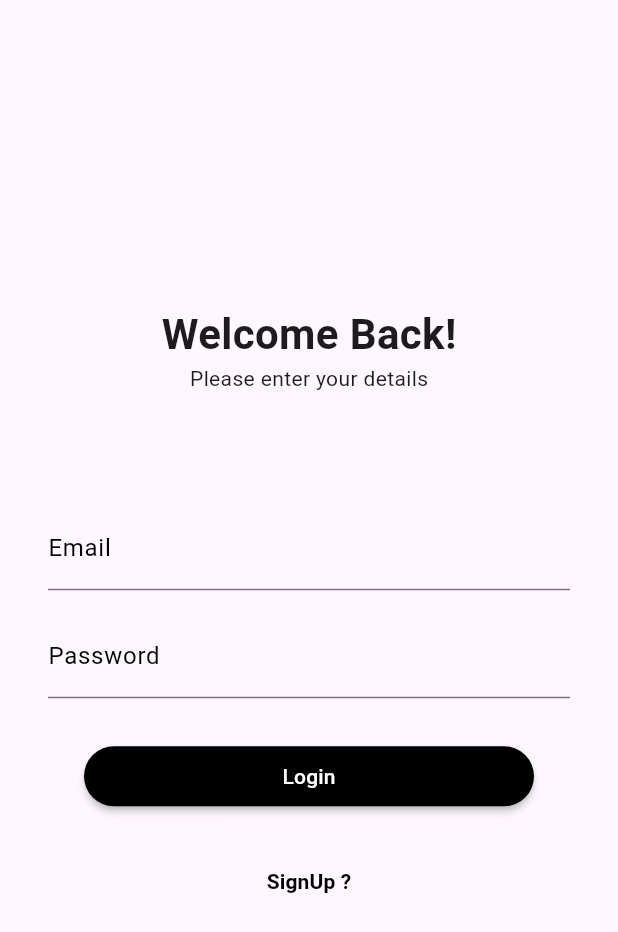
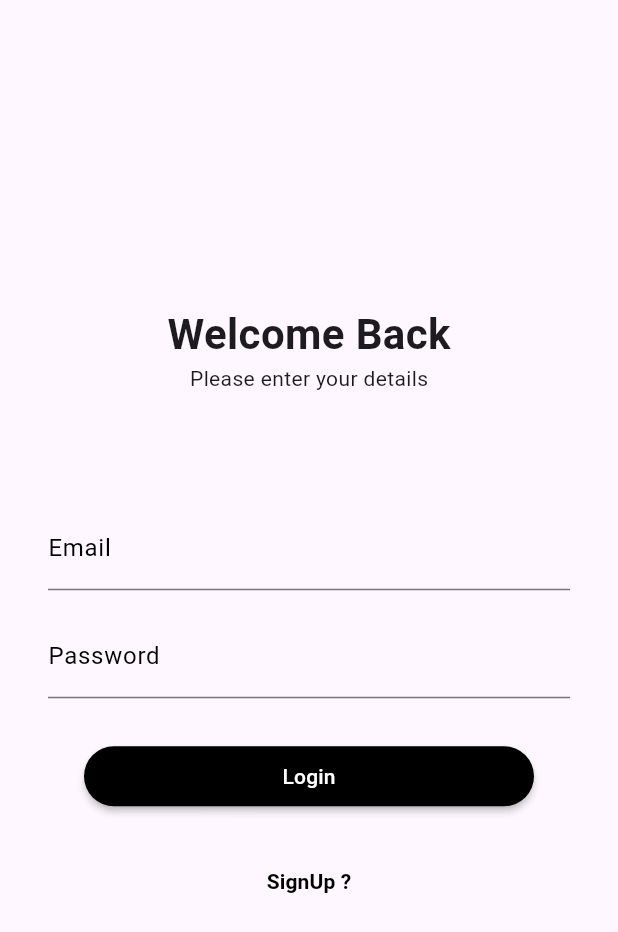
Before and after one commit to Yashwanth2008/VerifyX, a Flutter app: the screen it shows after launch, on a phone screen of 412 x 824 dp. Shown: the top 932 px of the screen. Run offline on Flutter 3.47's test engine with Material 3 defaults, Android fonts, the phone set to English and light mode, and no system bars.

```diff
--- a/lib/main.dart
+++ b/lib/main.dart
@@ -1,3 +1,4 @@
+import 'package:catalyst_app/screens/home_screen.dart';
 import 'package:catalyst_app/screens/login_screen.dart';
 import 'package:flutter/material.dart';
 
--- a/lib/screens/login_screen.dart
+++ b/lib/screens/login_screen.dart
@@ -1,3 +1,4 @@
+import 'package:catalyst_app/screens/home_screen.dart';
 import 'package:catalyst_app/screens/signup_screen.dart';
 import 'package:flutter/cupertino.dart';
 import 'package:flutter/material.dart';
@@ -10,18 +11,27 @@ class AuthenticationPage extends StatefulWidget {
 }
 
 class _AuthenticationPageState extends State<AuthenticationPage> {
+  final TextEditingController emailController = TextEditingController();
+  final TextEditingController passwordController = TextEditingController();
   @override
   Widget build(BuildContext context) {
-    return const Scaffold(
-      // appBar: AppBar(
-      //   title: const Text("Authentication"),
-      // ),
+    return Scaffold(
       body: Center(
         child: Padding(
-          padding: EdgeInsets.all(16.0),
+          padding: const EdgeInsets.all(16.0),
           child: Column(
             mainAxisAlignment: MainAxisAlignment.center,
-            children: [InputField(), LoginButton(), SignupPageButton()],
+            children: [
+              InputField(
+                emailController: emailController,
+                passwordController: passwordController,
+              ),
+              LoginButton(
+                emailController: emailController,
+                passwordController: passwordController,
+              ),
+              const SignupPageButton()
+            ],
           ),
         ),
       ),
@@ -30,29 +40,35 @@ class _AuthenticationPageState extends State<AuthenticationPage> {
 }
 
 class InputField extends StatelessWidget {
-  const InputField({super.key});
+  final TextEditingController emailController;
+  final TextEditingController passwordController;
+  const InputField(
+      {super.key,
+      required this.emailController,
+      required this.passwordController});
 
   @override
   Widget build(BuildContext context) {
-    return const Center(
+    return Center(
       child: Padding(
-        padding: EdgeInsets.all(16.0),
+        padding: const EdgeInsets.all(16.0),
         child: Column(
           children: [
-            Text(
-              "Welcome Back!",
+            const Text(
+              "Welcome Back",
               style: TextStyle(
                 fontSize: 28,
                 fontWeight: FontWeight.bold,
               ),
             ),
-            Text("Please enter your details"),
-            SizedBox(
+            const Text("Please enter your details"),
+            const SizedBox(
               height: 75,
             ),
             TextField(
+              controller: emailController,
               cursorColor: Colors.black,
-              decoration: InputDecoration(
+              decoration: const InputDecoration(
                 border: UnderlineInputBorder(),
                 labelText: "Email",
                 labelStyle: TextStyle(color: Colors.black),
@@ -61,12 +77,13 @@ class InputField extends StatelessWidget {
                 ),
               ),
             ),
-            SizedBox(
+            const SizedBox(
               height: 16,
             ),
             TextField(
+              controller: passwordController,
               cursorColor: Colors.black,
-              decoration: InputDecoration(
+              decoration: const InputDecoration(
                 border: UnderlineInputBorder(),
                 labelText: "Password",
                 labelStyle: TextStyle(color: Colors.black),
@@ -76,7 +93,7 @@ class InputField extends StatelessWidget {
               ),
               obscureText: true,
             ),
-            SizedBox(
+            const SizedBox(
               height: 16,
             ),
           ],
@@ -87,7 +104,13 @@ class InputField extends StatelessWidget {
 }
 
 class LoginButton extends StatelessWidget {
-  const LoginButton({super.key});
+  final TextEditingController emailController;
+  final TextEditingController passwordController;
+  const LoginButton({
+    super.key,
+    required this.emailController,
+    required this.passwordController,
+  });
 
   @override
   Widget build(BuildContext context) {
@@ -96,9 +119,18 @@ class LoginButton extends StatelessWidget {
       height: 40,
       child: MaterialButton(
         onPressed: () {
+          String email = emailController.text;
+          Navigator.push(
+            context,
+            MaterialPageRoute(
+              builder: (context) => const Homescreen(),
+            ),
+          );
           ScaffoldMessenger.of(context).showSnackBar(
-            const SnackBar(content: Text("Button Clicked!")),
+            SnackBar(content: Text(email)),
           );
+          emailController.clear();
+          passwordController.clear();
         },
         color: Colors.black,
         shape: RoundedRectangleBorder(
```
Also changed, not shown: lib/screens/drawer_screen.dart (added, +31 -0 lines), lib/screens/home_screen.dart (+17 -2 lines).
